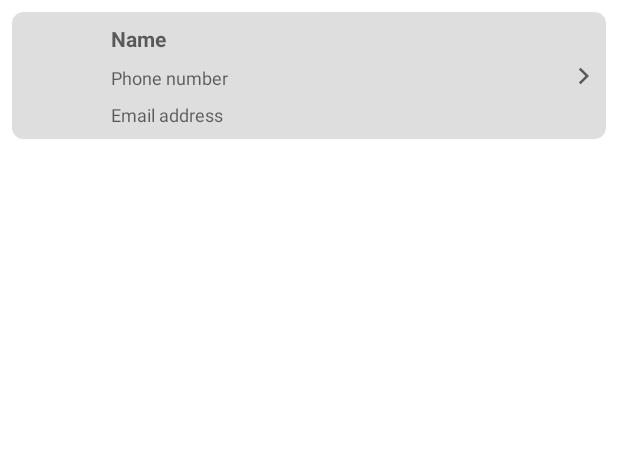
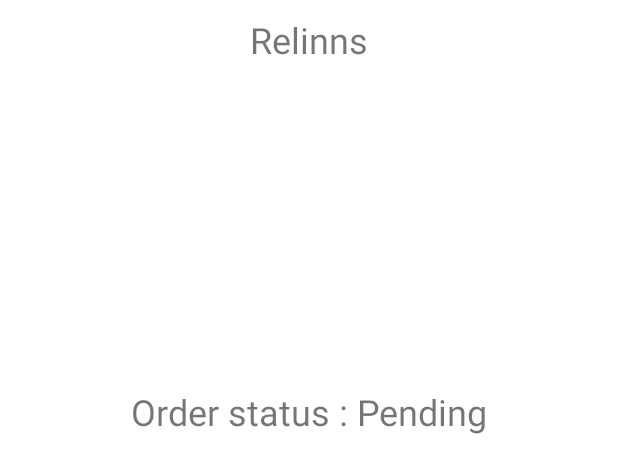
Before and after one commit to Relson2020/NestedRecyclerView, an Android app: the layout recycler_item_view.xml on its own in the app's theme, with its tools: preview values and no code run, on a phone screen of 412 x 824 dp. Shown: the top 473 px of the screen. Run offline under Robolectric (Android 15) with nearby library versions, the phone set to English and light mode, and no system bars.

Commit message:
-[Added] NestedRecyclerView

```diff
--- a/app/build.gradle
+++ b/app/build.gradle
@@ -44,7 +44,7 @@ dependencies {
     testImplementation 'junit:junit:4.+'
     androidTestImplementation 'androidx.test.ext:junit:1.1.3'
     androidTestImplementation 'androidx.test.espresso:espresso-core:3.4.0'
-    implementation "androidx.recyclerview:recyclerview:1.0.0"
+    implementation "androidx.recyclerview:recyclerview:1.2.1"
     // For control over item selection of both touch and mouse driven selection
     implementation "androidx.recyclerview:recyclerview-selection:1.1.0"
     implementation "androidx.cardview:cardview:1.0.0"
--- a/app/src/main/res/layout/activity_main.xml
+++ b/app/src/main/res/layout/activity_main.xml
@@ -11,7 +11,6 @@
         android:layout_width="match_parent"
         android:layout_height="match_parent"
         android:id="@+id/recyclerViewMain"
-        android:orientation="vertical"
         app:layoutManager="androidx.recyclerview.widget.LinearLayoutManager"
         app:layout_constraintStart_toStartOf="parent"
         app:layout_constraintEnd_toEndOf="parent"
--- a/app/src/main/res/layout/recycler_item_view.xml
+++ b/app/src/main/res/layout/recycler_item_view.xml
@@ -1,71 +1,43 @@
 <?xml version="1.0" encoding="utf-8"?>
-
-<com.google.android.material.card.MaterialCardView xmlns:android="http://schemas.android.com/apk/res/android"
+<layout>
+<androidx.constraintlayout.widget.ConstraintLayout xmlns:android="http://schemas.android.com/apk/res/android"
     android:layout_width="match_parent"
     android:layout_height="wrap_content"
-    app:cardCornerRadius="8dp"
-    android:layout_margin="8dp"
-    android:elevation="6dp"
+    android:padding="10dp"
     xmlns:app="http://schemas.android.com/apk/res-auto">
-    <androidx.constraintlayout.widget.ConstraintLayout
-        android:layout_width="match_parent"
-        android:layout_height="match_parent"
-        android:background="@color/gray">
-
-        <com.google.android.material.imageview.ShapeableImageView
-            android:id="@+id/profileImage"
-            android:layout_width="50dp"
-            android:layout_height="50dp"
-            android:layout_margin="8dp"
-            app:layout_constraintStart_toStartOf="parent"
-            app:layout_constraintTop_toTopOf="parent"
-            app:layout_constraintBottom_toBottomOf="parent" />
 
     <com.google.android.material.textview.MaterialTextView
-            android:id="@+id/nameTextView"
-            android:layout_width="0dp"
+        android:id="@+id/tvName"
+        android:layout_width="wrap_content"
         android:layout_height="wrap_content"
-            android:textSize="14sp"
-            android:textStyle="bold"
-            android:hint="@string/name"
+        app:layout_constraintStart_toStartOf="parent"
+        app:layout_constraintEnd_toEndOf="parent"
         app:layout_constraintTop_toTopOf="parent"
-            android:layout_margin="8dp"
-            app:layout_constraintStart_toEndOf="@id/profileImage"
-            app:layout_constraintEnd_toStartOf="@id/arrowImage"/>
+        android:textSize="24sp"
+        android:text="Relinns"/>
+
+    <androidx.recyclerview.widget.RecyclerView
+        android:id="@+id/rvItems"
+        android:layout_width="match_parent"
+        android:layout_marginTop="10dp"
+        app:layoutManager="androidx.recyclerview.widget.LinearLayoutManager"
+        android:layout_height="200dp"
+        android:nestedScrollingEnabled="true"
+        app:layout_constraintStart_toStartOf="parent"
+        app:layout_constraintEnd_toEndOf="parent"
+        app:layout_constraintBottom_toTopOf="@id/tvOrderStatus"
+        app:layout_constraintTop_toBottomOf="@id/tvName"/>
 
     <com.google.android.material.textview.MaterialTextView
-            android:id="@+id/phoneTextView"
-            android:layout_width="0dp"
+        android:id="@+id/tvOrderStatus"
+        android:layout_width="wrap_content"
+        android:layout_marginTop="5dp"
         android:layout_height="wrap_content"
-            android:textSize="12sp"
-            android:hint="@string/phoneNumber"
-            app:layout_constraintTop_toBottomOf="@+id/nameTextView"
-            android:layout_margin="8dp"
-            app:layout_constraintStart_toEndOf="@id/profileImage"
-            app:layout_constraintEnd_toStartOf="@id/arrowImage"/>
-
-        <com.google.android.material.textview.MaterialTextView
-            android:id="@+id/emailTextView"
-            android:layout_width="0dp"
-            android:layout_height="wrap_content"
-            android:textSize="12sp"
-            android:hint="@string/email"
-            app:layout_constraintTop_toBottomOf="@+id/phoneTextView"
-            android:layout_margin="8dp"
-            app:layout_constraintStart_toEndOf="@id/profileImage"
-            app:layout_constraintEnd_toStartOf="@id/arrowImage"
-            app:layout_constraintBottom_toBottomOf="parent"/>
-
-        <com.google.android.material.imageview.ShapeableImageView
-            android:id="@+id/arrowImage"
-            android:layout_width="13dp"
-            android:layout_height="20dp"
-            android:src="@drawable/ic_arrow"
-            android:layout_margin="8dp"
-            app:layout_constraintTop_toTopOf="parent"
-            app:layout_constraintBottom_toBottomOf="parent"
-            app:layout_constraintEnd_toEndOf="parent"/>
+        app:layout_constraintStart_toStartOf="parent"
+        app:layout_constraintEnd_toEndOf="parent"
+        app:layout_constraintTop_toBottomOf="@id/rvItems"
+        android:textSize="24sp"
+        android:text="Order status : Pending"/>
 
 </androidx.constraintlayout.widget.ConstraintLayout>
-
-</com.google.android.material.card.MaterialCardView>
+</layout>
```
Also changed, not shown: app/src/main/java/com/example/recyclerandpaging/ChildRecyclerView.kt (added, +31 -0 lines), app/src/main/java/com/example/recyclerandpaging/MainActivity.kt (+7 -22 lines), app/src/main/java/com/example/recyclerandpaging/RecyclerAdapter.kt (+24 -10 lines), app/src/main/res/layout/child_layout.xml (added, +25 -0 lines). Lines whose indentation alone changed are shown as unchanged.
